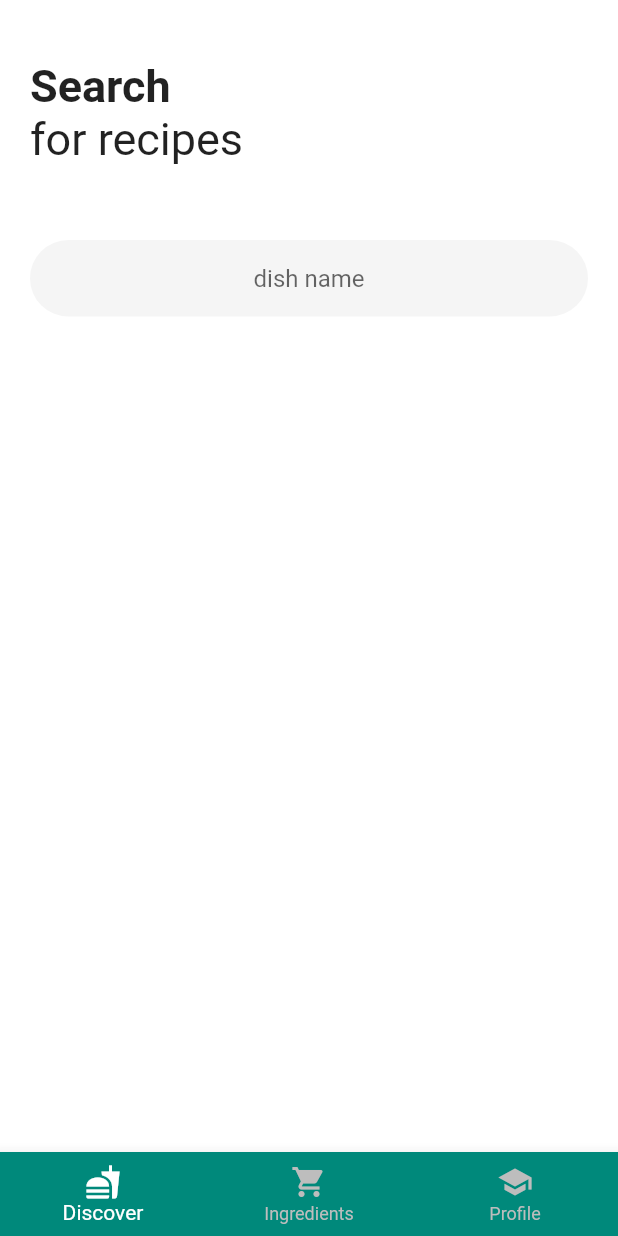
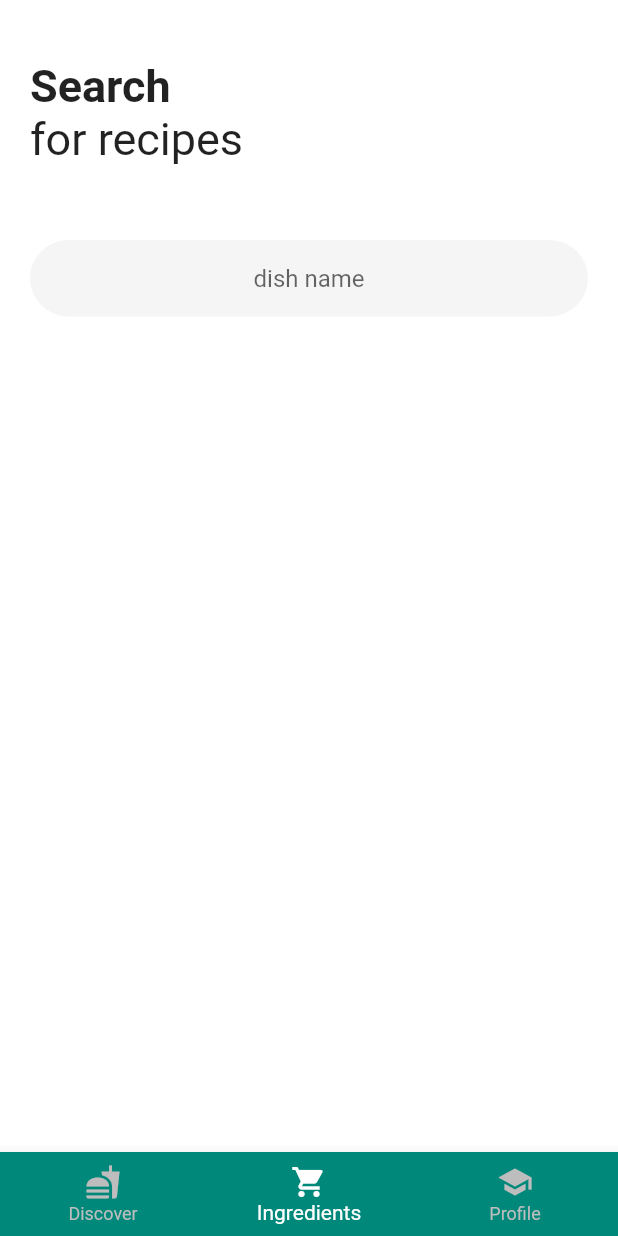
Before and after one commit to ausgomez/recipe_app_flutter, a Flutter app: the screen it shows after launch, on a phone screen of 412 x 824 dp. Run offline on Flutter 3.47's test engine with Material 2 defaults, Android fonts, the phone set to English and light mode, and no system bars.

Commit message:
adding dynamic bottom navbar

```diff
--- /dev/null
+++ b/lib/screens/menus/bottomNav.dart
@@ -0,0 +1,24 @@
+import 'package:flutter/material.dart';
+
+BottomNavigationBar myBottomNavigationBar(int i) {
+  return BottomNavigationBar(
+    currentIndex: i,
+    items: const <BottomNavigationBarItem>[
+      BottomNavigationBarItem(
+        icon: Icon(Icons.fastfood),
+        title: Text('Discover'),
+      ),
+      BottomNavigationBarItem(
+        icon: Icon(Icons.shopping_cart),
+        title: Text('Ingredients'),
+      ),
+      BottomNavigationBarItem(
+        icon: Icon(Icons.school),
+        title: Text('Profile'),
+      ),
+    ],
+    backgroundColor: Colors.teal[600],
+    fixedColor: Colors.white,
+    unselectedItemColor: Colors.grey[400],
+  );
+}
--- a/lib/screens/wrapper.dart
+++ b/lib/screens/wrapper.dart
@@ -1,4 +1,5 @@
 import 'package:flutter/material.dart';
+import 'package:recipe_app_design/screens/menus/bottomNav.dart';
 
 class Wrapper extends StatelessWidget {
   @override
@@ -39,25 +40,7 @@ class Wrapper extends StatelessWidget {
           ],
         ),
       ),
-      bottomNavigationBar: BottomNavigationBar(
-        items: const <BottomNavigationBarItem>[
-          BottomNavigationBarItem(
-            icon: Icon(Icons.fastfood),
-            title: Text('Discover'),
-          ),
-          BottomNavigationBarItem(
-            icon: Icon(Icons.shopping_cart),
-            title: Text('Ingredients'),
-          ),
-          BottomNavigationBarItem(
-            icon: Icon(Icons.school),
-            title: Text('Profile'),
-          ),
-        ],
-        backgroundColor: Colors.teal[600],
-        fixedColor: Colors.white,
-        unselectedItemColor: Colors.grey[400],
-      ),
+      bottomNavigationBar: myBottomNavigationBar(1),
     );
   }
 }
```
